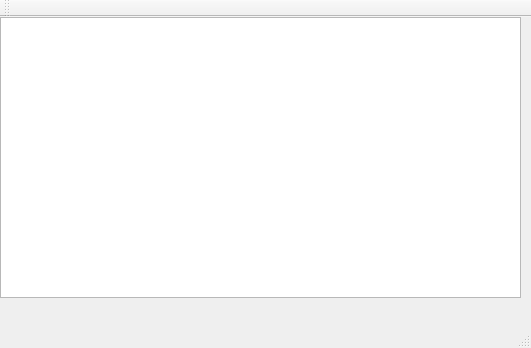
First picture: the form in frontend/slucto.ui, repository jirislaby/slucto, before the edit.
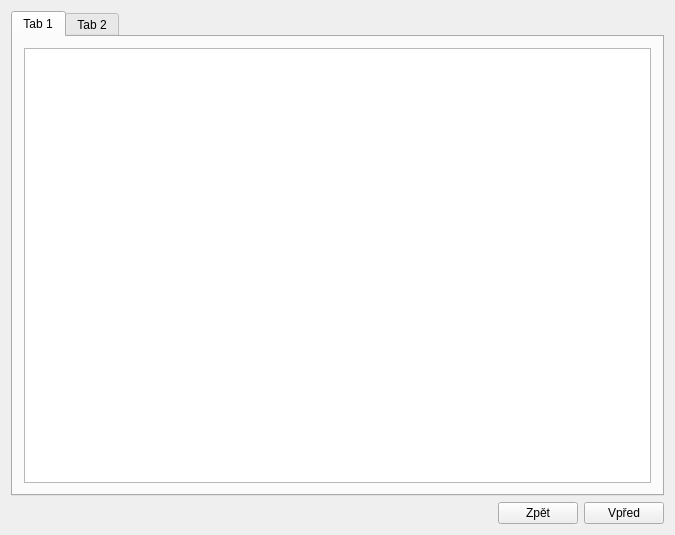
Second picture: the form after the edit.

Diff of the .ui file:
```diff
--- a/frontend/slucto.ui
+++ b/frontend/slucto.ui
@@ -6,44 +6,78 @@
    <rect>
     <x>0</x>
     <y>0</y>
-    <width>531</width>
-    <height>348</height>
+    <width>675</width>
+    <height>535</height>
    </rect>
   </property>
   <property name="windowTitle">
    <string>SlUcto</string>
   </property>
   <widget class="QWidget" name="centralWidget">
-   <widget class="QTableView" name="tableView">
-    <property name="geometry">
-     <rect>
-      <x>0</x>
-      <y>0</y>
-      <width>521</width>
-      <height>281</height>
-     </rect>
-    </property>
-   </widget>
+   <layout class="QVBoxLayout" name="verticalLayout">
+    <item>
+     <widget class="QTabWidget" name="tabWidget">
+      <property name="whatsThis">
+       <string>&lt;html&gt;&lt;head/&gt;&lt;body&gt;&lt;p&gt;&lt;br/&gt;&lt;/p&gt;&lt;/body&gt;&lt;/html&gt;</string>
+      </property>
+      <property name="currentIndex">
+       <number>0</number>
+      </property>
+      <widget class="QWidget" name="tab">
+       <attribute name="title">
+        <string>Tab 1</string>
+       </attribute>
+       <layout class="QVBoxLayout" name="verticalLayout_2">
+        <item>
+         <widget class="QTableView" name="rcvView"/>
+        </item>
+       </layout>
+      </widget>
+      <widget class="QWidget" name="tab_2">
+       <attribute name="title">
+        <string>Tab 2</string>
+       </attribute>
+       <layout class="QVBoxLayout" name="verticalLayout_3">
+        <item>
+         <widget class="QTableView" name="itmView"/>
+        </item>
+       </layout>
+      </widget>
+     </widget>
+    </item>
+    <item>
+     <layout class="QHBoxLayout" name="horizontalLayout">
+      <item>
+       <spacer name="horizontalSpacer">
+        <property name="orientation">
+         <enum>Qt::Horizontal</enum>
+        </property>
+        <property name="sizeHint" stdset="0">
+         <size>
+          <width>40</width>
+          <height>20</height>
+         </size>
+        </property>
+       </spacer>
+      </item>
+      <item>
+       <widget class="QPushButton" name="backButton">
+        <property name="text">
+         <string>Zpět</string>
+        </property>
+       </widget>
+      </item>
+      <item>
+       <widget class="QPushButton" name="fwdButton">
+        <property name="text">
+         <string>Vpřed</string>
+        </property>
+       </widget>
+      </item>
+     </layout>
+    </item>
+   </layout>
   </widget>
-  <widget class="QMenuBar" name="menuBar">
-   <property name="geometry">
-    <rect>
-     <x>0</x>
-     <y>0</y>
-     <width>531</width>
-     <height>27</height>
-    </rect>
-   </property>
-  </widget>
-  <widget class="QToolBar" name="mainToolBar">
-   <attribute name="toolBarArea">
-    <enum>TopToolBarArea</enum>
-   </attribute>
-   <attribute name="toolBarBreak">
-    <bool>false</bool>
-   </attribute>
-  </widget>
-  <widget class="QStatusBar" name="statusBar"/>
  </widget>
  <layoutdefault spacing="6" margin="11"/>
  <resources/>
```
